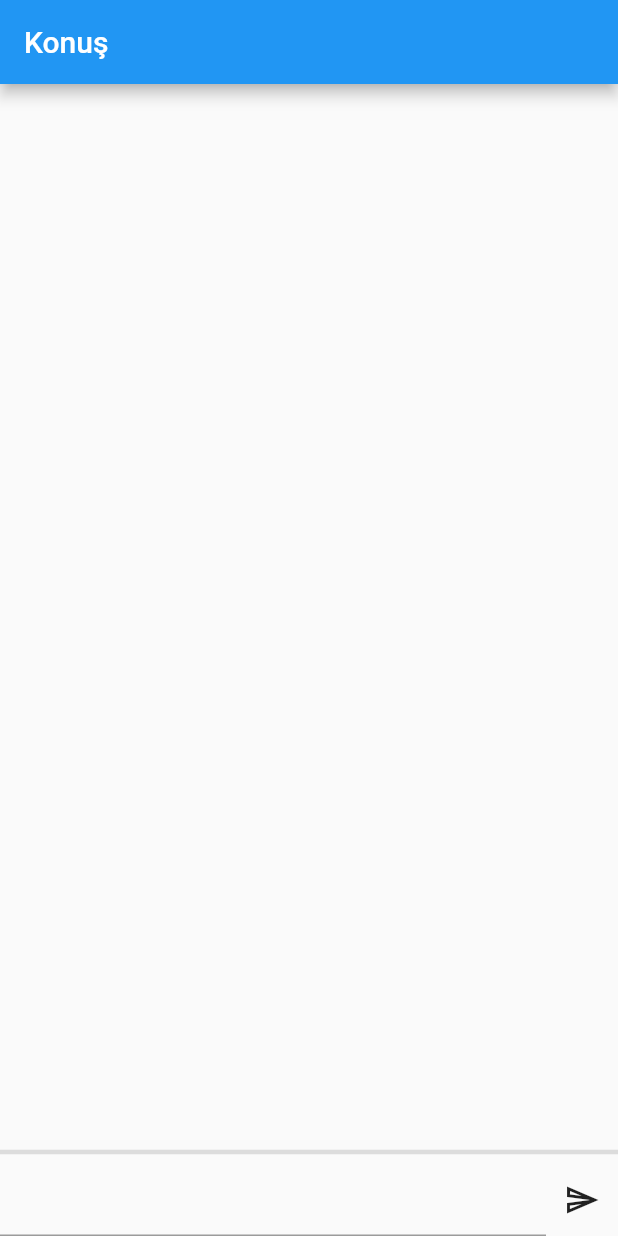
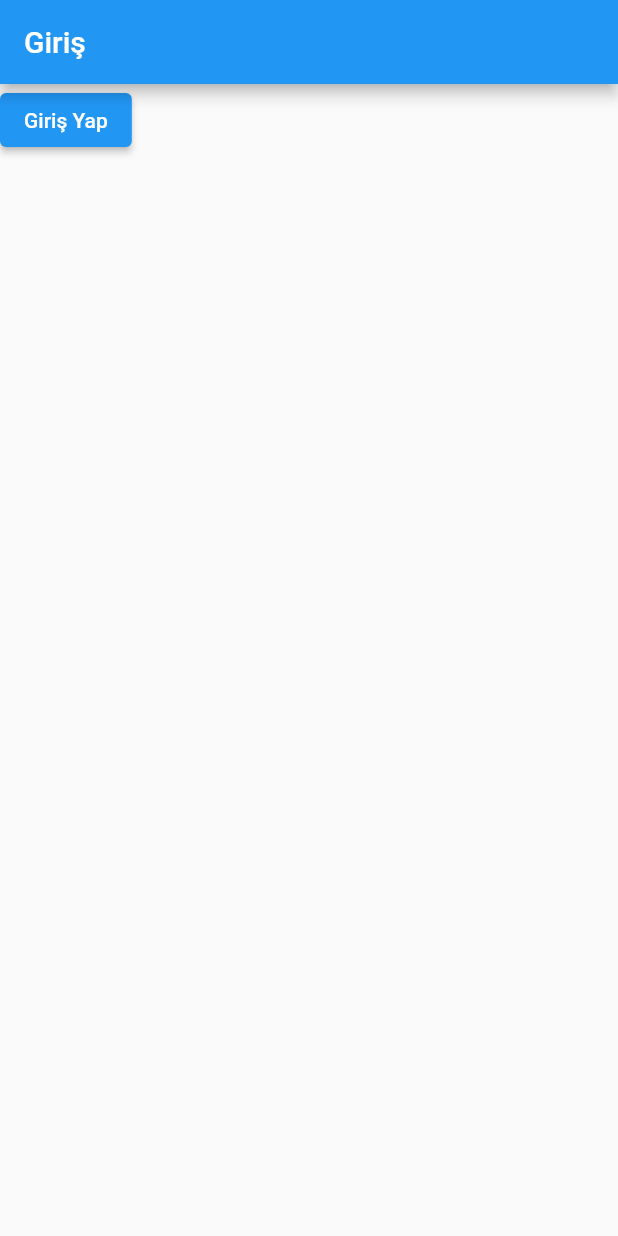
Before and after one commit to kabekus/flutter, a Flutter app: the screen it shows after launch, on a phone screen of 412 x 824 dp. Run offline on Flutter 3.47's test engine with Material 2 defaults, Android fonts, the phone set to English and light mode, and no system bars.

Commit message:
Sayfalar arası geçiş işlemleri uygulandı

```diff
--- a/flutter_calisma/lib/main.dart
+++ b/flutter_calisma/lib/main.dart
@@ -6,105 +6,50 @@ class MyApp extends StatelessWidget {
   @override
   Widget build(BuildContext context) {
     return MaterialApp(
-      title: "Mesajlaşma Uygulaması",
-      home: Iskele(),
+      initialRoute:"/",
+      routes: {
+        "/": (context)=> GirisEkrani(),
+        "/ProfilSayfasi": (context)=> ProfilSayfasi(),
+      },
     );
   }
 }
-
-class Iskele extends StatelessWidget {
+ class GirisEkrani extends StatefulWidget {
    @override
-  Widget build(BuildContext context) {
-    return Scaffold(
-      appBar: AppBar(
-        title: Text("Konuş"),
-      ),
-      body: AnaEkran(),
-    );
-  }
+   _GirisEkraniState createState() => _GirisEkraniState();
  }
 
-class AnaEkran extends StatefulWidget {
-  @override
-  _AnaEkranState createState() => _AnaEkranState();
-}
+ class _GirisEkraniState extends State<GirisEkrani> {
 
-class _AnaEkranState extends State<AnaEkran> {
-  TextEditingController t1 = TextEditingController();
-
-  List<MesajBalonu> mesajListesi = [];
-
-  listeyeEkle(String gelenMesaj) {
-    setState(() {
-      MesajBalonu mesajNesnesi = MesajBalonu(mesaj: gelenMesaj);
-      mesajListesi.insert(0, mesajNesnesi);
-      t1.clear();
-    });
-  }
-
-  Widget sohbetKutusu() {
-    return Container(
-      child: Row(
-        children: <Widget>[
-          Flexible(
-            child: TextField(
-              onSubmitted:listeyeEkle,
-              controller: t1,
-            ),
-          ),
-          IconButton(
-            onPressed: () => listeyeEkle(t1.text),
-            icon: Icon(Icons.send_outlined),
-          ),
-        ],
-      ),
-    );
+  girisButon(){
+    Navigator.pushNamed(context, "/ProfilSayfasi");
   }
 
    @override
    Widget build(BuildContext context) {
-    return Container(
+     return Scaffold(
+       appBar: AppBar(title: Text("Giriş")),
+       body: Container(
          child: Column(
-        children: <Widget>[
-          Flexible(
-            child: ListView.builder(
-              reverse: true,
-                itemCount: mesajListesi.length,
-                itemBuilder: (_, indeksNo) => mesajListesi[indeksNo]),
+           children: <Widget> [
+             ElevatedButton(onPressed: girisButon, child:Text("Giriş Yap"))
+           ],
          ),
-           Divider(thickness:3,),
-          sohbetKutusu(),
-        ],
          ),
      );
    }
  }
 
-String isim = "User";
-String mesaj;
+ class ProfilSayfasi extends StatefulWidget {
+   @override
+   _ProfilSayfasiState createState() => _ProfilSayfasiState();
+ }
 
-class MesajBalonu extends StatelessWidget {
-  String mesaj;
-
-  MesajBalonu({this.mesaj});
-
+ class _ProfilSayfasiState extends State<ProfilSayfasi> {
    @override
    Widget build(BuildContext context) {
-    return Container(
-      margin: EdgeInsets.symmetric(horizontal: 10 ),
-      child: Row(
-        children: <Widget>[
-          CircleAvatar(
-            child: Text(isim [0]),),
-          Column(
-            children: <Widget>[
-              Text(""),
-              Text(isim),
-              Text(mesaj + '\n'),
-            ],
-          )
-        ],
-      ),
+     return Scaffold(
+       appBar: AppBar(title: Text("Profilim"),),
      );
    }
  }
```
Lines whose indentation alone changed are shown as unchanged.
